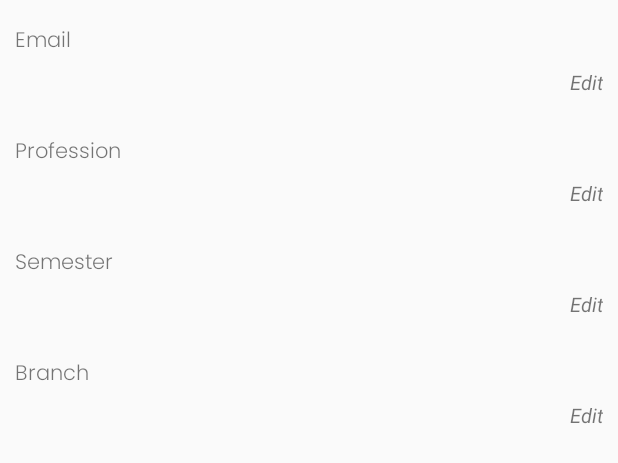
After one commit to manuethomas/Rotor-App-TBI, an Android app: the layout about_tab.xml on its own in the app's theme, with its tools: preview values and no code run, on a phone screen of 412 x 824 dp. The commit adds this screen. Shown: the top 463 px of the screen. Run offline under Robolectric (Android 15) with nearby library versions, the phone set to English and light mode, and no system bars.

```diff
--- a/app/build.gradle
+++ b/app/build.gradle
@@ -33,4 +33,7 @@ dependencies {
     androidTestImplementation 'androidx.test.espresso:espresso-core:3.2.0'
     implementation 'com.google.android.material:material:1.2.0-alpha06'
     implementation 'com.github.bumptech.glide:glide:4.11.0'
+    implementation 'agency.tango.android:avatar-view:{latest_release}'
+    implementation 'agency.tango.android:avatar-view-picasso:0.0.2'
+
 }
--- a/app/src/main/AndroidManifest.xml
+++ b/app/src/main/AndroidManifest.xml
@@ -9,7 +9,8 @@
         android:roundIcon="@mipmap/ic_launcher_round"
         android:supportsRtl="true"
         android:theme="@style/AppTheme">
-        <activity android:name=".RequestsActivity"></activity>
+        <activity android:name=".ProfileActivity"></activity>
+        <activity android:name=".RequestsActivity" />
         <activity android:name=".MainActivity">
             <intent-filter>
                 <action android:name="android.intent.action.MAIN" />
--- /dev/null
+++ b/app/src/main/res/font/poppins_light.xml
@@ -0,0 +1,7 @@
+<?xml version="1.0" encoding="utf-8"?>
+<font-family xmlns:app="http://schemas.android.com/apk/res-auto"
+        app:fontProviderAuthority="com.google.android.gms.fonts"
+        app:fontProviderPackage="com.google.android.gms"
+        app:fontProviderQuery="name=Poppins&amp;weight=300"
+        app:fontProviderCerts="@array/com_google_android_gms_fonts_certs">
+</font-family>
--- /dev/null
+++ b/app/src/main/res/layout/about_tab.xml
@@ -0,0 +1,231 @@
+<LinearLayout android:layout_width="match_parent"
+    android:layout_height="wrap_content"
+    android:orientation="vertical"
+    app:layout_constraintEnd_toEndOf="parent"
+    app:layout_constraintStart_toStartOf="parent"
+    app:layout_constraintTop_toBottomOf="@id/tabLayout"
+    xmlns:app="http://schemas.android.com/apk/res-auto"
+    xmlns:android="http://schemas.android.com/apk/res/android">
+
+
+    <androidx.constraintlayout.widget.ConstraintLayout
+        android:layout_width="match_parent"
+        android:layout_height="wrap_content"
+        android:layout_marginStart="10dp"
+        android:layout_marginTop="16dp"
+        android:layout_marginEnd="10dp"
+        android:layout_marginBottom="10dp"
+        app:layout_constraintEnd_toEndOf="parent"
+        app:layout_constraintStart_toStartOf="parent"
+        app:layout_constraintTop_toBottomOf="@+id/tabLayout">
+
+        <TextView
+            android:id="@+id/editTextView1"
+            android:layout_width="wrap_content"
+            android:layout_height="wrap_content"
+            android:layout_marginTop="29dp"
+            android:text="Edit"
+            android:textSize="13sp"
+            android:textStyle="italic"
+            app:layout_constraintEnd_toEndOf="parent"
+            app:layout_constraintTop_toTopOf="parent" />
+
+        <EditText
+            android:id="@+id/emailEditText"
+            android:layout_width="0dp"
+            android:layout_height="wrap_content"
+            android:layout_marginTop="27dp"
+            android:layout_marginEnd="8dp"
+            android:background="@null"
+            android:ems="10"
+            android:inputType="textPersonName"
+            android:textSize="14sp"
+            app:layout_constraintEnd_toStartOf="@+id/editTextView1"
+            app:layout_constraintStart_toStartOf="parent"
+            app:layout_constraintTop_toTopOf="parent" />
+
+        <TextView
+            android:layout_width="wrap_content"
+            android:layout_height="wrap_content"
+            android:fontFamily="@font/poppins_light"
+            android:text="Email"
+            app:layout_constraintStart_toStartOf="parent"
+            app:layout_constraintTop_toTopOf="parent" />
+
+        <TextView
+            android:id="@+id/emailTextView"
+            android:layout_width="0dp"
+            android:layout_height="wrap_content"
+            app:layout_constraintBottom_toBottomOf="@+id/emailEditText"
+            app:layout_constraintEnd_toEndOf="@+id/emailEditText"
+            app:layout_constraintStart_toStartOf="@+id/emailEditText" />
+    </androidx.constraintlayout.widget.ConstraintLayout>
+
+
+    <androidx.constraintlayout.widget.ConstraintLayout
+        android:layout_width="match_parent"
+        android:layout_height="wrap_content"
+        android:layout_marginStart="10dp"
+        android:layout_marginTop="16dp"
+        android:layout_marginEnd="10dp"
+        android:layout_marginBottom="10dp"
+        app:layout_constraintEnd_toEndOf="parent"
+        app:layout_constraintStart_toStartOf="parent">
+
+        <TextView
+            android:id="@+id/editTextView2"
+            android:layout_width="wrap_content"
+            android:layout_height="wrap_content"
+            android:layout_marginTop="29dp"
+            android:text="Edit"
+            android:textSize="13sp"
+            android:textStyle="italic"
+            app:layout_constraintEnd_toEndOf="parent"
+            app:layout_constraintTop_toTopOf="parent" />
+
+        <EditText
+            android:id="@+id/professionEditText"
+            android:layout_width="0dp"
+            android:layout_height="wrap_content"
+            android:layout_marginTop="27dp"
+            android:layout_marginEnd="8dp"
+            android:background="@null"
+            android:ems="10"
+            android:inputType="textPersonName"
+            android:textSize="14sp"
+            app:layout_constraintEnd_toStartOf="@+id/editTextView2"
+            app:layout_constraintStart_toStartOf="parent"
+            app:layout_constraintTop_toTopOf="parent" />
+
+        <TextView
+            android:layout_width="wrap_content"
+            android:layout_height="wrap_content"
+            android:fontFamily="@font/poppins_light"
+            android:text="Profession"
+            app:layout_constraintStart_toStartOf="parent"
+            app:layout_constraintTop_toTopOf="parent" />
+
+        <TextView
+            android:id="@+id/professionTextView"
+            android:layout_width="0dp"
+            android:layout_height="wrap_content"
+            app:layout_constraintBottom_toBottomOf="@+id/professionEditText"
+            app:layout_constraintEnd_toEndOf="@+id/professionEditText"
+            app:layout_constraintStart_toStartOf="@+id/professionEditText" />
+
+    </androidx.constraintlayout.widget.ConstraintLayout>
+
+
+    <androidx.constraintlayout.widget.ConstraintLayout
+        android:layout_width="match_parent"
+        android:layout_height="wrap_content"
+        android:layout_marginStart="10dp"
+        android:layout_marginTop="16dp"
+        android:layout_marginEnd="10dp"
+        android:layout_marginBottom="10dp"
+        app:layout_constraintEnd_toEndOf="parent"
+        app:layout_constraintStart_toStartOf="parent">
+
+        <TextView
+            android:id="@+id/editTextView3"
+            android:layout_width="wrap_content"
+            android:layout_height="wrap_content"
+            android:layout_marginTop="29dp"
+            android:text="Edit"
+            android:textSize="13sp"
+            android:textStyle="italic"
+            app:layout_constraintEnd_toEndOf="parent"
+            app:layout_constraintTop_toTopOf="parent" />
+
+
+        <EditText
+            android:id="@+id/semesterEditText"
+            android:layout_width="0dp"
+            android:layout_height="wrap_content"
+            android:layout_marginTop="27dp"
+            android:layout_marginEnd="8dp"
+            android:background="@null"
+            android:ems="10"
+            android:inputType="textPersonName"
+            android:textSize="14sp"
+            app:layout_constraintEnd_toStartOf="@+id/editTextView3"
+            app:layout_constraintStart_toStartOf="parent"
+            app:layout_constraintTop_toTopOf="parent" />
+
+
+        <TextView
+            android:layout_width="wrap_content"
+            android:layout_height="wrap_content"
+            android:fontFamily="@font/poppins_light"
+            android:text="Semester"
+            app:layout_constraintStart_toStartOf="parent"
+            app:layout_constraintTop_toTopOf="parent" />
+
+
+        <TextView
+            android:id="@+id/semesterTextView"
+            android:layout_width="0dp"
+            android:layout_height="wrap_content"
+            app:layout_constraintBottom_toBottomOf="@+id/semesterEditText"
+            app:layout_constraintEnd_toEndOf="@+id/semesterEditText"
+            app:layout_constraintStart_toStartOf="@+id/semesterEditText" />
+
+
+    </androidx.constraintlayout.widget.ConstraintLayout>
+
+
+    <androidx.constraintlayout.widget.ConstraintLayout
+        android:layout_width="match_parent"
+        android:layout_height="wrap_content"
+        android:layout_marginStart="10dp"
+        android:layout_marginTop="16dp"
+        android:layout_marginEnd="10dp"
+        android:layout_marginBottom="10dp"
+        app:layout_constraintEnd_toEndOf="parent"
+        app:layout_constraintStart_toStartOf="parent">
+
+        <TextView
+            android:id="@+id/editTextView4"
+            android:layout_width="wrap_content"
+            android:layout_height="wrap_content"
+            android:layout_marginTop="29dp"
+            android:text="Edit"
+            android:textSize="13sp"
+            android:textStyle="italic"
+            app:layout_constraintEnd_toEndOf="parent"
+            app:layout_constraintTop_toTopOf="parent" />
+
+        <EditText
+            android:id="@+id/branchEditText"
+            android:layout_width="0dp"
+            android:layout_height="wrap_content"
+            android:layout_marginTop="27dp"
+            android:layout_marginEnd="8dp"
+            android:background="@null"
+            android:ems="10"
+            android:inputType="textPersonName"
+            android:textSize="14sp"
+            app:layout_constraintEnd_toStartOf="@+id/editTextView4"
+            app:layout_constraintStart_toStartOf="parent"
+            app:layout_constraintTop_toTopOf="parent" />
+
+        <TextView
+            android:layout_width="wrap_content"
+            android:layout_height="wrap_content"
+            android:fontFamily="@font/poppins_light"
+            android:text="Branch"
+            app:layout_constraintStart_toStartOf="parent"
+            app:layout_constraintTop_toTopOf="parent" />
+
+        <TextView
+            android:id="@+id/branchTextView"
+            android:layout_width="0dp"
+            android:layout_height="wrap_content"
+            app:layout_constraintBottom_toBottomOf="@+id/branchEditText"
+            app:layout_constraintEnd_toEndOf="@+id/branchEditText"
+            app:layout_constraintStart_toStartOf="@+id/branchEditText" />
+
+    </androidx.constraintlayout.widget.ConstraintLayout>
+
+
+</LinearLayout>
--- a/app/src/main/res/layout/custom_requests.xml
+++ b/app/src/main/res/layout/custom_requests.xml
@@ -67,6 +67,7 @@
                 android:includeFontPadding="false"
                 android:text="PCB Milling Machine"
                 android:textAppearance="@style/TextAppearance.AppCompat.Medium"
+                android:textColor="#C3272525"
                 android:textSize="16sp" />
 
             <LinearLayout
--- a/app/src/main/res/layout/machine_card.xml
+++ b/app/src/main/res/layout/machine_card.xml
@@ -57,8 +57,10 @@
                     android:layout_marginStart="20dp"
                     android:layout_weight="1"
                     android:fontFamily="@font/poppins_semibold"
+                    android:letterSpacing="0"
                     android:text="Demo Text"
-                    android:textAlignment="viewStart" />
+                    android:textAlignment="viewStart"
+                    android:textColor="#C3272525" />
 
 
                 <ImageView
--- /dev/null
+++ b/app/src/main/res/layout/requests_tab.xml
@@ -0,0 +1,6 @@
+<?xml version="1.0" encoding="utf-8"?>
+<LinearLayout xmlns:android="http://schemas.android.com/apk/res/android"
+    android:orientation="vertical" android:layout_width="match_parent"
+    android:layout_height="match_parent">
+
+</LinearLayout>
--- a/app/src/main/res/values/colors.xml
+++ b/app/src/main/res/values/colors.xml
@@ -3,7 +3,7 @@
     <color name="colorPrimary">#6200EE</color>
     <color name="colorPrimaryDark">#3700B3</color>
     <color name="colorAccent">#03DAC5</color>
-    <color name="colorIconInactive">#c1d4fd</color>
+    <color name="colorIconInactive">#9ebaf8</color>
     <color name="colorIconActive">#0065f9</color>
     <color name="cardViewColor">#ffffff</color>
 </resources>
--- a/app/src/main/res/values/preloaded_fonts.xml
+++ b/app/src/main/res/values/preloaded_fonts.xml
@@ -2,6 +2,7 @@
 <resources>
     <array name="preloaded_fonts" translatable="false">
         <item>@font/poppins_bold</item>
+        <item>@font/poppins_light</item>
         <item>@font/poppins_medium</item>
         <item>@font/poppins_semibold</item>
     </array>
```
Also changed, not shown: app/src/main/java/com/example/tbiapphome/AboutTabFragment.java (added, +27 -0 lines), app/src/main/java/com/example/tbiapphome/MainActivity.java (+6 -2 lines), app/src/main/java/com/example/tbiapphome/ProfileActivity.java (added, +44 -0 lines), app/src/main/java/com/example/tbiapphome/RequestsTabFragment.java (added, +23 -0 lines), app/src/main/java/com/example/tbiapphome/ViewPagerAdapter.java (added, +42 -0 lines), app/src/main/res/drawable-mdpi/circle.xml (added, +9 -0 lines), app/src/main/res/drawable-mdpi/circle_border.xml (added, +12 -0 lines), app/src/main/res/drawable-mdpi/grad.xml (added, +13 -0 lines), app/src/main/res/layout/activity_profile.xml (added, +119 -0 lines).
